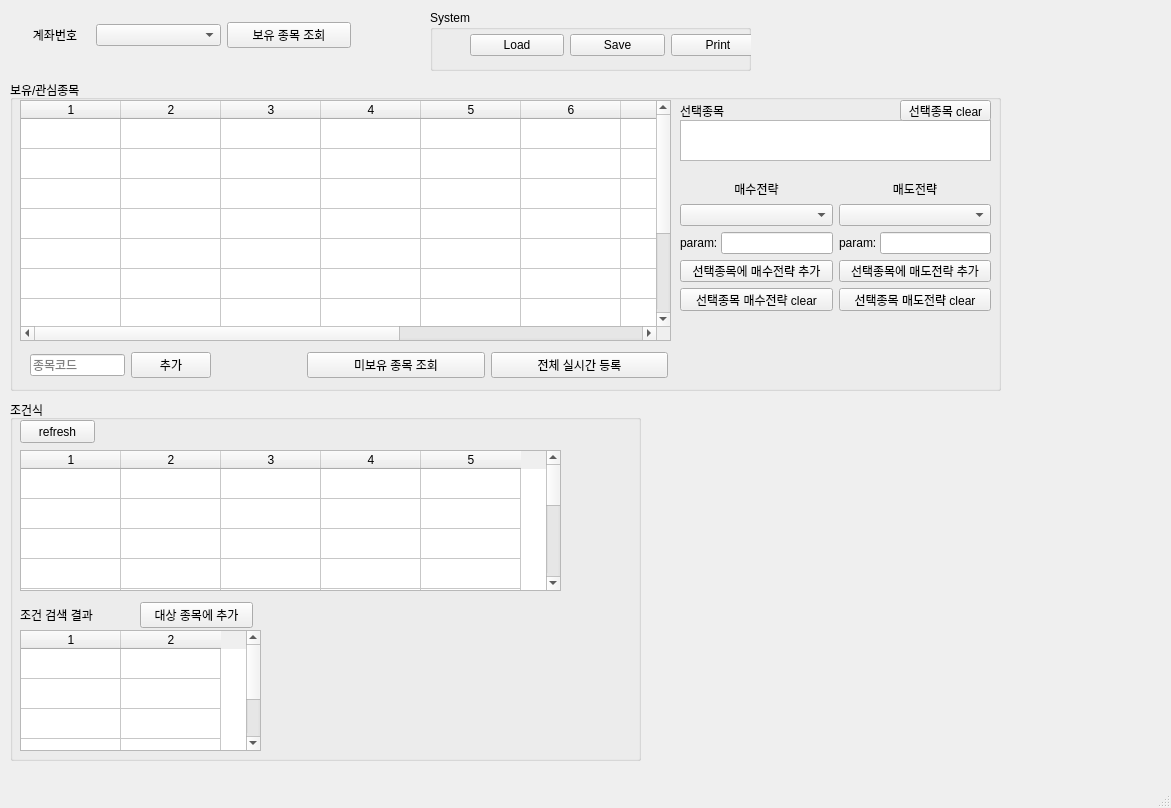
Above: sns_trade_bot/ui/MainWindow.ui from mechurak/SnsTradeBot before the change. Below: the same form after it.
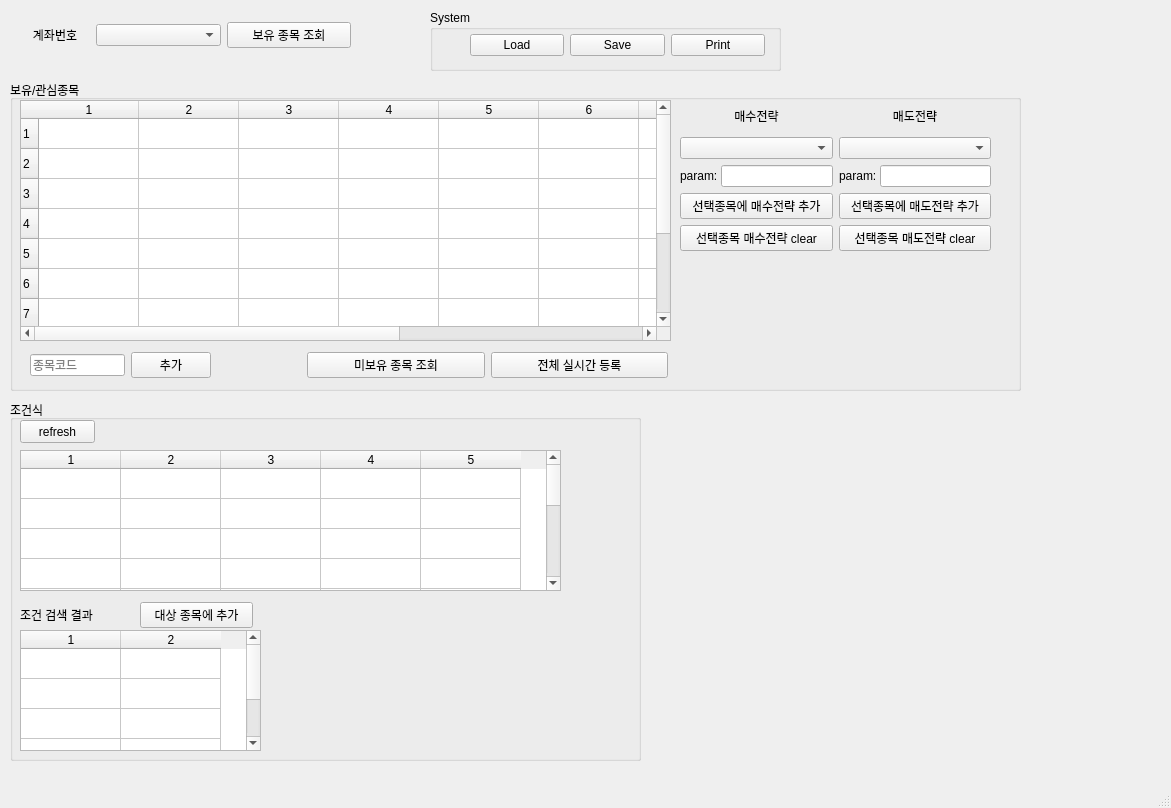
That is the form after the change.

Commit message: Implement table_balance UI

```diff
--- a/sns_trade_bot/ui/MainWindow.ui
+++ b/sns_trade_bot/ui/MainWindow.ui
@@ -132,7 +132,7 @@
      <rect>
       <x>10</x>
       <y>80</y>
-      <width>991</width>
+      <width>1011</width>
       <height>311</height>
      </rect>
     </property>
@@ -148,6 +148,15 @@
        <height>241</height>
       </rect>
      </property>
+     <property name="selectionMode">
+      <enum>QAbstractItemView::ExtendedSelection</enum>
+     </property>
+     <property name="selectionBehavior">
+      <enum>QAbstractItemView::SelectRows</enum>
+     </property>
+     <property name="sortingEnabled">
+      <bool>true</bool>
+     </property>
      <property name="rowCount">
       <number>10</number>
      </property>
@@ -155,7 +164,7 @@
       <number>10</number>
      </property>
      <attribute name="verticalHeaderVisible">
-      <bool>false</bool>
+      <bool>true</bool>
      </attribute>
      <row/>
      <row/>
@@ -233,49 +242,13 @@
       </item>
      </layout>
     </widget>
-    <widget class="QLabel" name="label_4">
-     <property name="geometry">
-      <rect>
-       <x>670</x>
-       <y>20</y>
-       <width>111</width>
-       <height>21</height>
-      </rect>
-     </property>
-     <property name="text">
-      <string>선택종목</string>
-     </property>
-    </widget>
-    <widget class="QTextEdit" name="txt_selected_code">
-     <property name="geometry">
-      <rect>
-       <x>670</x>
-       <y>40</y>
-       <width>311</width>
-       <height>41</height>
-      </rect>
-     </property>
-    </widget>
-    <widget class="QPushButton" name="btn_code_clear">
-     <property name="geometry">
-      <rect>
-       <x>890</x>
-       <y>20</y>
-       <width>91</width>
-       <height>21</height>
-      </rect>
-     </property>
-     <property name="text">
-      <string>선택종목 clear</string>
-     </property>
-    </widget>
     <widget class="QWidget" name="gridLayoutWidget_2">
      <property name="geometry">
       <rect>
        <x>670</x>
-       <y>100</y>
+       <y>20</y>
        <width>311</width>
-       <height>131</height>
+       <height>151</height>
       </rect>
      </property>
      <layout class="QGridLayout" name="gridLayout_2">
@@ -387,7 +360,7 @@
      <rect>
       <x>430</x>
       <y>10</y>
-      <width>321</width>
+      <width>351</width>
       <height>61</height>
      </rect>
     </property>
```
Left out of the diff: 118 changed lines with no effect on the pictures. The commit also changes 2 other files.
